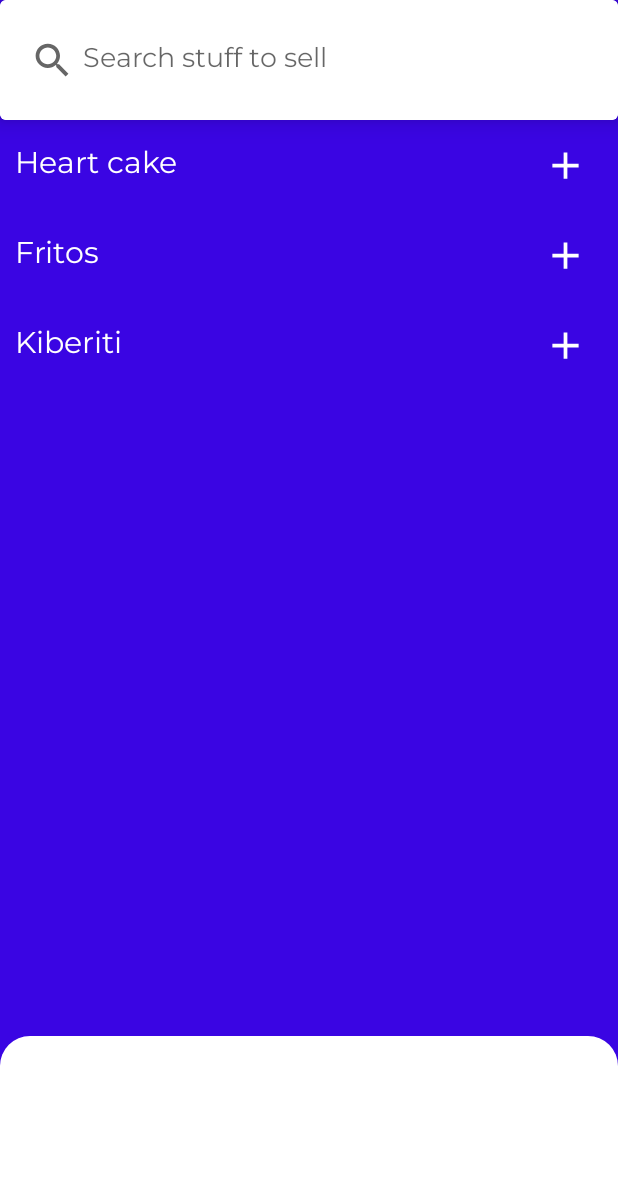
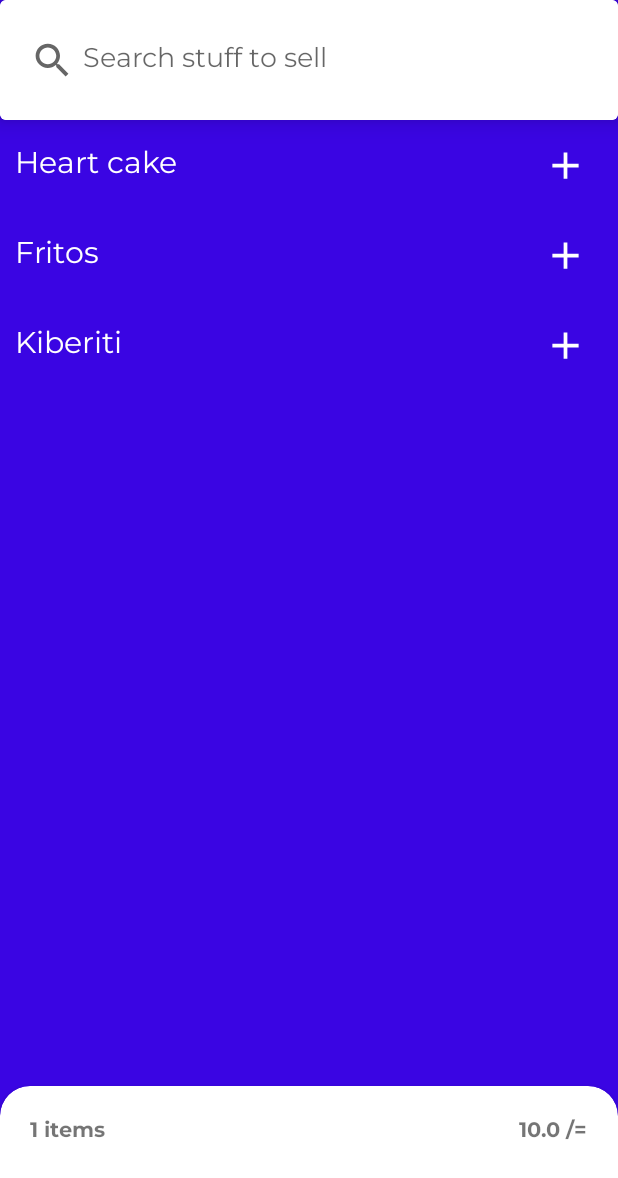
Before and after one commit to Kagiri11/Room-Inventory-System, an Android app: the SellFragment screen opened through its navigation route, after a tap on an icon or button, on a phone screen of 412 x 824 dp. Shown: the top 1178 px of the screen. Run offline under Robolectric (Android 15) with nearby library versions, the phone set to English and light mode, and no system bars; our stand-ins replace Dagger/Hilt's generated code, Room's generated code, data binding; libraries missing offline, so code that uses them is left out: androidx.hilt.lifecycle; Roboto replaces fonts that are not available here.

Commit message:
updated add cart

```diff
--- a/app/src/main/java/com/example/myshop/ui/sellFragment/SellFragment.kt
+++ b/app/src/main/java/com/example/myshop/ui/sellFragment/SellFragment.kt
@@ -24,7 +24,7 @@ class SellFragment : Fragment() {
     private val sellAdapter = SellItemAdapter()
     private lateinit var binding: FragmentSellBinding
 
-
+    @SuppressLint("SetTextI18n")
     override fun onCreateView(
         inflater: LayoutInflater, container: ViewGroup?,
         savedInstanceState: Bundle?
@@ -35,15 +35,9 @@ class SellFragment : Fragment() {
             addToCart(it)
         }
 
-        handleBottomSheet()
-
-
-
         sellViewModel.sellCart2.observe(viewLifecycleOwner,{ list->
-            binding.tvItemCount.text = list.sumOf { it.sellingPrice }.toString()
-        })
-
-        sellViewModel.itemCount.observe(viewLifecycleOwner, {
+            binding.tvItemCount.text = "${list.sumOf { it.sellingPrice }} /="
+            binding.tvCartCount.text = "${list.count()} items"
 
         })
 
@@ -51,6 +45,8 @@ class SellFragment : Fragment() {
             sellAdapter.differ.submitList(it)
             binding.rvSellItems.adapter = sellAdapter
         })
+
+        handleBottomSheet()
 
         return binding.root
     }
@@ -61,7 +57,7 @@ class SellFragment : Fragment() {
 
     private fun handleBottomSheet() {
         BottomSheetBehavior.from(binding.bottomSheetLayout).apply {
-            peekHeight = 200
+            peekHeight = 150
             this.state = BottomSheetBehavior.STATE_COLLAPSED
             addBottomSheetCallback(object :
                 BottomSheetBehavior.BottomSheetCallback() {
@@ -83,4 +79,5 @@ class SellFragment : Fragment() {
             )
         }
     }
+
 }
--- a/app/src/main/java/com/example/myshop/ui/sellFragment/SellViewModel.kt
+++ b/app/src/main/java/com/example/myshop/ui/sellFragment/SellViewModel.kt
@@ -19,13 +19,11 @@ class SellViewModel
         emit(shopRepository.getItems())
     }
 
-
-
     val itemOne = Item(20,"Heart cake",6.5, 10.0)
     val itemTwo = Item(13,"Kiberiti",2.0, 5.0)
     val itemThree = Item(19,"Fritos",100.0, 155.0)
 
-    private val cartList = mutableListOf(itemThree)
+    val cartList = mutableListOf<Item>()
     val _sellCart2 = MutableLiveData<List<Item>>()
     val sellCart2 : LiveData<List<Item>> = _sellCart2
 
--- a/app/src/main/res/layout/fragment_sell.xml
+++ b/app/src/main/res/layout/fragment_sell.xml
@@ -1,7 +1,7 @@
 <?xml version="1.0" encoding="utf-8"?>
 <layout xmlns:android="http://schemas.android.com/apk/res/android"
-    xmlns:tools="http://schemas.android.com/tools"
-    xmlns:app="http://schemas.android.com/apk/res-auto">
+    xmlns:app="http://schemas.android.com/apk/res-auto"
+    xmlns:tools="http://schemas.android.com/tools">
 
     <data>
 
@@ -9,8 +9,8 @@
 
     <androidx.constraintlayout.widget.ConstraintLayout
         android:layout_width="match_parent"
+        android:layout_height="match_parent"
         android:background="@color/primary_blue"
-        android:layout_height="match_parent"
         tools:context=".ui.sellFragment.SellFragment">
 
         <com.google.android.material.card.MaterialCardView
@@ -22,31 +22,31 @@
 
             <androidx.constraintlayout.widget.ConstraintLayout
                 android:id="@+id/search_bar_layout"
-                app:layout_constraintTop_toTopOf="parent"
                 android:layout_width="match_parent"
                 android:layout_height="80dp"
-                android:background="@color/white">
+                android:background="@color/white"
+                app:layout_constraintTop_toTopOf="parent">
 
                 <androidx.appcompat.widget.AppCompatImageView
                     android:id="@+id/iv_search"
                     android:layout_width="30dp"
                     android:layout_height="30dp"
-                    app:layout_constraintTop_toTopOf="parent"
+                    android:layout_marginStart="20dp"
+                    android:src="@drawable/ic_search"
                     app:layout_constraintBottom_toBottomOf="parent"
                     app:layout_constraintStart_toStartOf="parent"
-                    android:src="@drawable/ic_search"
-                    android:layout_marginStart="20dp" />
+                    app:layout_constraintTop_toTopOf="parent" />
 
                 <EditText
                     android:id="@+id/et_search"
                     android:layout_width="match_parent"
                     android:layout_height="wrap_content"
+                    android:layout_marginStart="55dp"
                     android:layout_marginEnd="50dp"
                     android:background="@null"
                     android:fontFamily="@font/montserrat"
                     android:hint="Search stuff to sell"
                     android:textSize="18sp"
-                    android:layout_marginStart="55dp"
                     app:layout_constraintBottom_toBottomOf="parent"
                     app:layout_constraintStart_toEndOf="@id/iv_search"
                     app:layout_constraintTop_toTopOf="parent" />
@@ -57,47 +57,47 @@
 
         <androidx.recyclerview.widget.RecyclerView
             android:id="@+id/rv_sell_items"
-            app:layout_constraintTop_toBottomOf="@id/card_searchBar_layout"
             android:layout_width="match_parent"
             android:layout_height="0dp"
-            app:layoutManager="androidx.recyclerview.widget.LinearLayoutManager" />
+            app:layoutManager="androidx.recyclerview.widget.LinearLayoutManager"
+            app:layout_constraintTop_toBottomOf="@id/card_searchBar_layout" />
 
         <com.google.android.material.card.MaterialCardView
-            app:layout_constraintEnd_toEndOf="parent"
-            app:layout_constraintTop_toTopOf="parent"
             android:id="@+id/card_compressed_cart"
             android:layout_width="130dp"
             android:layout_height="50dp"
+            android:layout_marginEnd="10dp"
+            android:layout_marginBottom="30dp"
             app:cardCornerRadius="20dp"
             app:cardElevation="4dp"
-            android:layout_marginBottom="30dp"
-            android:layout_marginEnd="10dp">
+            app:layout_constraintEnd_toEndOf="parent"
+            app:layout_constraintTop_toTopOf="parent">
 
             <androidx.constraintlayout.widget.ConstraintLayout
                 android:layout_width="match_parent"
                 android:layout_height="match_parent">
 
                 <androidx.appcompat.widget.AppCompatImageView
+                    android:id="@+id/iv_shopping_cart"
                     android:layout_width="30dp"
                     android:layout_height="30dp"
                     android:layout_marginStart="10dp"
-                    android:id="@+id/iv_shopping_cart"
+                    android:src="@drawable/ic_shopping_cart"
+                    app:layout_constraintBottom_toBottomOf="parent"
                     app:layout_constraintStart_toStartOf="parent"
-                    app:layout_constraintTop_toTopOf="parent"
-                    app:layout_constraintBottom_toBottomOf="parent"
-                    android:src="@drawable/ic_shopping_cart" />
+                    app:layout_constraintTop_toTopOf="parent" />
 
                 <TextView
+                    android:id="@+id/tv_shopping_cart_price"
                     android:layout_width="wrap_content"
                     android:layout_height="wrap_content"
-                    android:id="@+id/tv_shopping_cart_price"
-                    app:layout_constraintTop_toTopOf="parent"
+                    android:fontFamily="@font/montserrat_bold"
+                    android:text="10675/="
+                    android:textSize="20sp"
                     app:layout_constraintBottom_toBottomOf="parent"
+                    app:layout_constraintEnd_toEndOf="parent"
                     app:layout_constraintStart_toEndOf="@id/iv_shopping_cart"
-                    android:text="10675/="
-                    app:layout_constraintEnd_toEndOf="parent"
-                    android:textSize="20sp"
-                    android:fontFamily="@font/montserrat_bold" />
+                    app:layout_constraintTop_toTopOf="parent" />
             </androidx.constraintlayout.widget.ConstraintLayout>
 
         </com.google.android.material.card.MaterialCardView>
@@ -107,33 +107,51 @@
             android:layout_height="350dp"
             app:layout_constraintBottom_toBottomOf="parent">
 
+            <com.google.android.material.card.MaterialCardView
+                android:id="@+id/bottom_sheet_layout"
+                android:layout_width="match_parent"
+                app:cardCornerRadius="20dp"
+                android:layout_height="350dp"
+                android:background="@drawable/round_bottomsheet"
+                app:cardElevation="5dp"
+                app:layout_behavior="com.google.android.material.bottomsheet.BottomSheetBehavior">
+
                 <androidx.constraintlayout.widget.ConstraintLayout
                     android:layout_width="match_parent"
-                android:id="@+id/bottom_sheet_layout"
-                android:layout_height="350dp"
-                android:background="@drawable/round_bottomsheet"
-                app:layout_behavior="com.google.android.material.bottomsheet.BottomSheetBehavior">
+                    android:layout_height="350dp">
 
                     <androidx.appcompat.widget.AppCompatImageView
                         android:id="@+id/iv_state"
                         android:layout_width="30dp"
                         android:layout_height="20dp"
-                    app:layout_constraintTop_toTopOf="parent"
+                        app:layout_constraintEnd_toEndOf="parent"
                         app:layout_constraintStart_toStartOf="parent"
-                    app:layout_constraintEnd_toEndOf="parent"
-                    />
+                        app:layout_constraintTop_toTopOf="parent" />
 
                     <TextView
                         android:id="@+id/tv_itemCount"
                         android:layout_width="wrap_content"
                         android:layout_height="wrap_content"
-                    android:text="This is the bottom sheet"
+                        android:layout_marginTop="20dp"
+                        android:layout_marginEnd="20dp"
+                        android:fontFamily="@font/montserrat_bold"
+                        android:text="0.0 /="
+                        app:layout_constraintEnd_toEndOf="parent"
+                        app:layout_constraintTop_toTopOf="parent" />
+
+                    <TextView
+                        android:id="@+id/tv_cartCount"
+                        android:layout_width="wrap_content"
+                        android:layout_height="wrap_content"
+                        android:layout_marginStart="20dp"
+                        android:layout_marginTop="20dp"
+                        android:fontFamily="@font/montserrat_bold"
+                        android:text=""
                         app:layout_constraintStart_toStartOf="parent"
-                    app:layout_constraintEnd_toEndOf="parent"
-                    android:textColor="@color/black"
-                    app:layout_constraintTop_toTopOf="parent"
-                    app:layout_constraintBottom_toBottomOf="parent" />
+                        app:layout_constraintTop_toTopOf="parent" />
                 </androidx.constraintlayout.widget.ConstraintLayout>
+            </com.google.android.material.card.MaterialCardView>
+
 
         </androidx.coordinatorlayout.widget.CoordinatorLayout>
     </androidx.constraintlayout.widget.ConstraintLayout>
```
Lines whose indentation alone changed are shown as unchanged.
